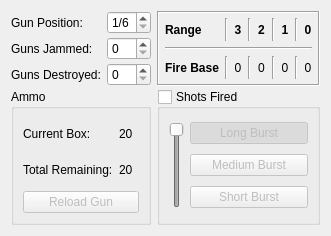
Old version of the form turn_logger/GunControls.ui in the repository wchamilton/CEManeuverLog.
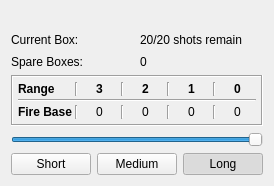
New version of the form.

Diff of the .ui file:
```diff
--- a/turn_logger/GunControls.ui
+++ b/turn_logger/GunControls.ui
@@ -6,98 +6,108 @@
    <rect>
     <x>0</x>
     <y>0</y>
-    <width>331</width>
-    <height>236</height>
+    <width>255</width>
+    <height>186</height>
    </rect>
   </property>
   <property name="windowTitle">
    <string>Form</string>
   </property>
-  <layout class="QGridLayout" name="gridLayout_4" columnstretch="0,0,1">
-   <property name="verticalSpacing">
-    <number>3</number>
-   </property>
-   <item row="3" column="2">
-    <widget class="QGroupBox" name="groupBox">
-     <property name="title">
-      <string>Shots Fired</string>
+  <layout class="QGridLayout" name="gridLayout">
+   <item row="4" column="0" colspan="4">
+    <widget class="QSlider" name="burst_len">
+     <property name="maximum">
+      <number>2</number>
      </property>
-     <property name="checkable">
-      <bool>true</bool>
+     <property name="pageStep">
+      <number>1</number>
      </property>
-     <property name="checked">
-      <bool>false</bool>
+     <property name="value">
+      <number>2</number>
      </property>
-     <layout class="QGridLayout" name="gridLayout_2">
-      <item row="2" column="1">
-       <widget class="QPushButton" name="short_burst_btn">
-        <property name="text">
-         <string>Short Burst</string>
-        </property>
-        <property name="checkable">
-         <bool>true</bool>
-        </property>
-        <attribute name="buttonGroup">
-         <string notr="true">buttonGroup</string>
-        </attribute>
-       </widget>
-      </item>
-      <item row="1" column="1">
-       <widget class="QPushButton" name="med_burst_btn">
-        <property name="text">
-         <string>Medium Burst</string>
-        </property>
-        <property name="checkable">
-         <bool>true</bool>
-        </property>
-        <attribute name="buttonGroup">
-         <string notr="true">buttonGroup</string>
-        </attribute>
-       </widget>
-      </item>
-      <item row="0" column="1">
-       <widget class="QPushButton" name="long_burst_btn">
-        <property name="text">
-         <string>Long Burst</string>
-        </property>
-        <property name="checkable">
-         <bool>true</bool>
-        </property>
-        <property name="checked">
-         <bool>true</bool>
-        </property>
-        <attribute name="buttonGroup">
-         <string notr="true">buttonGroup</string>
-        </attribute>
-       </widget>
-      </item>
-      <item row="0" column="0" rowspan="3">
-       <widget class="QSlider" name="burst_len">
-        <property name="maximum">
-         <number>2</number>
-        </property>
-        <property name="pageStep">
-         <number>1</number>
-        </property>
-        <property name="value">
-         <number>2</number>
-        </property>
-        <property name="orientation">
-         <enum>Qt::Vertical</enum>
-        </property>
-       </widget>
-      </item>
-     </layout>
+     <property name="orientation">
+      <enum>Qt::Horizontal</enum>
+     </property>
     </widget>
    </item>
    <item row="2" column="0">
-    <widget class="QLabel" name="label_18">
+    <widget class="QLabel" name="label_16">
      <property name="text">
-      <string>Guns Destroyed:</string>
+      <string>Spare Boxes:</string>
      </property>
     </widget>
    </item>
-   <item row="0" column="2" rowspan="3">
+   <item row="5" column="1" colspan="2">
+    <widget class="QPushButton" name="med_burst_btn">
+     <property name="text">
+      <string>Medium</string>
+     </property>
+     <property name="checkable">
+      <bool>true</bool>
+     </property>
+     <property name="autoExclusive">
+      <bool>true</bool>
+     </property>
+    </widget>
+   </item>
+   <item row="5" column="0">
+    <widget class="QPushButton" name="short_burst_btn">
+     <property name="text">
+      <string>Short</string>
+     </property>
+     <property name="checkable">
+      <bool>true</bool>
+     </property>
+     <property name="autoExclusive">
+      <bool>true</bool>
+     </property>
+    </widget>
+   </item>
+   <item row="1" column="0">
+    <widget class="QLabel" name="label_15">
+     <property name="text">
+      <string>Current Box:</string>
+     </property>
+    </widget>
+   </item>
+   <item row="5" column="3">
+    <widget class="QPushButton" name="long_burst_btn">
+     <property name="text">
+      <string>Long</string>
+     </property>
+     <property name="checkable">
+      <bool>true</bool>
+     </property>
+     <property name="checked">
+      <bool>true</bool>
+     </property>
+     <property name="autoExclusive">
+      <bool>true</bool>
+     </property>
+    </widget>
+   </item>
+   <item row="0" column="0" colspan="2">
+    <widget class="QLabel" name="label_14">
+     <property name="text">
+      <string>&lt;Weapon_Name&gt;</string>
+     </property>
+    </widget>
+   </item>
+   <item row="1" column="2" colspan="2">
+    <widget class="QLabel" name="ammo_box_current">
+     <property name="text">
+      <string>20/20 shots remain</string>
+     </property>
+    </widget>
+   </item>
+   <item row="2" column="2">
+    <widget class="QLabel" name="ammo_total">
+     <property name="text">
+      <string>0</string>
+     </property>
+    </widget>
+   </item>
+   <item row="3" column="0" colspan="4">
     <widget class="QFrame" name="frame">
      <property name="autoFillBackground">
       <bool>true</bool>
@@ -108,21 +118,31 @@
      <property name="frameShadow">
       <enum>QFrame::Sunken</enum>
      </property>
-     <layout class="QGridLayout" name="gridLayout_3">
+     <layout class="QGridLayout" name="gridLayout_4">
       <property name="leftMargin">
-       <number>6</number>
+       <number>5</number>
       </property>
       <property name="topMargin">
        <number>5</number>
       </property>
       <property name="rightMargin">
-       <number>6</number>
+       <number>5</number>
       </property>
       <property name="bottomMargin">
        <number>5</number>
       </property>
+      <property name="spacing">
+       <number>3</number>
+      </property>
+      <item row="2" column="3">
+       <widget class="Line" name="line_20">
+        <property name="orientation">
+         <enum>Qt::Vertical</enum>
+        </property>
+       </widget>
+      </item>
       <item row="0" column="0">
-       <widget class="QLabel" name="label_3">
+       <widget class="QLabel" name="label_4">
         <property name="font">
          <font>
           <weight>75</weight>
@@ -134,100 +154,15 @@
         </property>
        </widget>
       </item>
-      <item row="0" column="1">
-       <widget class="Line" name="line_2">
+      <item row="1" column="0" colspan="9">
+       <widget class="Line" name="line_6">
         <property name="orientation">
-         <enum>Qt::Vertical</enum>
-        </property>
-       </widget>
-      </item>
-      <item row="0" column="2">
-       <widget class="QLabel" name="label_5">
-        <property name="font">
-         <font>
-          <weight>75</weight>
-          <bold>true</bold>
-         </font>
-        </property>
-        <property name="text">
-         <string>3</string>
-        </property>
-        <property name="alignment">
-         <set>Qt::AlignCenter</set>
-        </property>
-       </widget>
-      </item>
-      <item row="0" column="3">
-       <widget class="Line" name="line_7">
-        <property name="orientation">
-         <enum>Qt::Vertical</enum>
-        </property>
-       </widget>
-      </item>
-      <item row="0" column="4">
-       <widget class="QLabel" name="label_6">
-        <property name="font">
-         <font>
-          <weight>75</weight>
-          <bold>true</bold>
-         </font>
-        </property>
-        <property name="text">
-         <string>2</string>
-        </property>
-        <property name="alignment">
-         <set>Qt::AlignCenter</set>
-        </property>
-       </widget>
-      </item>
-      <item row="0" column="5">
-       <widget class="Line" name="line_11">
-        <property name="orientation">
-         <enum>Qt::Vertical</enum>
-        </property>
-       </widget>
-      </item>
-      <item row="0" column="6">
-       <widget class="QLabel" name="label_7">
-        <property name="font">
-         <font>
-          <weight>75</weight>
-          <bold>true</bold>
-         </font>
-        </property>
-        <property name="text">
-         <string>1</string>
-        </property>
-        <property name="alignment">
-         <set>Qt::AlignCenter</set>
-        </property>
-       </widget>
-      </item>
-      <item row="0" column="7">
-       <widget class="Line" name="line_12">
-        <property name="orientation">
-         <enum>Qt::Vertical</enum>
-        </property>
-       </widget>
-      </item>
-      <item row="0" column="8">
-       <widget class="QLabel" name="label_11">
-        <property name="font">
-         <font>
-          <weight>75</weight>
-          <bold>true</bold>
-         </font>
-        </property>
-        <property name="text">
-         <string>0</string>
-        </property>
-        <property name="alignment">
-         <set>Qt::AlignCenter</set>
+         <enum>Qt::Horizontal</enum>
         </property>
        </widget>
       </item>
       <item row="2" column="0">
-       <widget class="QLabel" name="label">
+       <widget class="QLabel" name="label_13">
         <property name="font">
          <font>
           <weight>75</weight>
@@ -239,8 +174,28 @@
         </property>
        </widget>
       </item>
-      <item row="2" column="2">
-       <widget class="QLabel" name="fire_base_3">
+      <item row="2" column="5">
+       <widget class="Line" name="line_21">
+        <property name="orientation">
+         <enum>Qt::Vertical</enum>
+        </property>
+       </widget>
+      </item>
+      <item row="0" column="7">
+       <widget class="Line" name="line_18">
+        <property name="orientation">
+         <enum>Qt::Vertical</enum>
+        </property>
+       </widget>
+      </item>
+      <item row="0" column="8">
+       <widget class="QLabel" name="label_12">
+        <property name="font">
+         <font>
+          <weight>75</weight>
+          <bold>true</bold>
+         </font>
+        </property>
         <property name="text">
          <string>0</string>
         </property>
@@ -249,6 +204,32 @@
         </property>
        </widget>
       </item>
+      <item row="2" column="8">
+       <widget class="QLabel" name="fire_base_0">
+        <property name="text">
+         <string>0</string>
+        </property>
+        <property name="alignment">
+         <set>Qt::AlignCenter</set>
+        </property>
+       </widget>
+      </item>
+      <item row="0" column="2">
+       <widget class="QLabel" name="label_8">
+        <property name="font">
+         <font>
+          <weight>75</weight>
+          <bold>true</bold>
+         </font>
+        </property>
+        <property name="text">
+         <string>3</string>
+        </property>
+        <property name="alignment">
+         <set>Qt::AlignCenter</set>
+        </property>
+       </widget>
+      </item>
       <item row="2" column="4">
        <widget class="QLabel" name="fire_base_2">
         <property name="text">
@@ -259,6 +240,46 @@
         </property>
        </widget>
       </item>
+      <item row="2" column="2">
+       <widget class="QLabel" name="fire_base_3">
+        <property name="text">
+         <string>0</string>
+        </property>
+        <property name="alignment">
+         <set>Qt::AlignCenter</set>
+        </property>
+       </widget>
+      </item>
+      <item row="0" column="4">
+       <widget class="QLabel" name="label_9">
+        <property name="font">
+         <font>
+          <weight>75</weight>
+          <bold>true</bold>
+         </font>
+        </property>
+        <property name="text">
+         <string>2</string>
+        </property>
+        <property name="alignment">
+         <set>Qt::AlignCenter</set>
+        </property>
+       </widget>
+      </item>
+      <item row="2" column="1">
+       <widget class="Line" name="line_19">
+        <property name="orientation">
+         <enum>Qt::Vertical</enum>
+        </property>
+       </widget>
+      </item>
+      <item row="2" column="7">
+       <widget class="Line" name="line_22">
+        <property name="orientation">
+         <enum>Qt::Vertical</enum>
+        </property>
+       </widget>
+      </item>
       <item row="2" column="6">
        <widget class="QLabel" name="fire_base_1">
         <property name="text">
@@ -269,145 +290,46 @@
         </property>
        </widget>
       </item>
-      <item row="2" column="8">
-       <widget class="QLabel" name="fire_base_0">
+      <item row="0" column="1">
+       <widget class="Line" name="line_5">
+        <property name="orientation">
+         <enum>Qt::Vertical</enum>
+        </property>
+       </widget>
+      </item>
+      <item row="0" column="3">
+       <widget class="Line" name="line_8">
+        <property name="orientation">
+         <enum>Qt::Vertical</enum>
+        </property>
+       </widget>
+      </item>
+      <item row="0" column="6">
+       <widget class="QLabel" name="label_10">
+        <property name="font">
+         <font>
+          <weight>75</weight>
+          <bold>true</bold>
+         </font>
+        </property>
         <property name="text">
-         <string>0</string>
+         <string>1</string>
         </property>
         <property name="alignment">
          <set>Qt::AlignCenter</set>
         </property>
        </widget>
       </item>
-      <item row="2" column="1">
-       <widget class="Line" name="line_13">
+      <item row="0" column="5">
+       <widget class="Line" name="line_17">
         <property name="orientation">
          <enum>Qt::Vertical</enum>
         </property>
        </widget>
       </item>
-      <item row="2" column="3">
-       <widget class="Line" name="line_14">
-        <property name="orientation">
-         <enum>Qt::Vertical</enum>
-        </property>
-       </widget>
-      </item>
-      <item row="2" column="5">
-       <widget class="Line" name="line_15">
-        <property name="orientation">
-         <enum>Qt::Vertical</enum>
-        </property>
-       </widget>
-      </item>
-      <item row="2" column="7">
-       <widget class="Line" name="line_16">
-        <property name="orientation">
-         <enum>Qt::Vertical</enum>
-        </property>
-       </widget>
-      </item>
-      <item row="1" column="0" colspan="9">
-       <widget class="Line" name="line">
-        <property name="orientation">
-         <enum>Qt::Horizontal</enum>
-        </property>
-       </widget>
-      </item>
      </layout>
     </widget>
    </item>
-   <item row="0" column="1">
-    <widget class="QSpinBox" name="guns_destroyed_cmb_2">
-     <property name="suffix">
-      <string>/6</string>
-     </property>
-     <property name="minimum">
-      <number>1</number>
-     </property>
-     <property name="maximum">
-      <number>6</number>
-     </property>
-    </widget>
-   </item>
-   <item row="3" column="0" colspan="2">
-    <widget class="QGroupBox" name="groupBox_2">
-     <property name="title">
-      <string>Ammo</string>
-     </property>
-     <layout class="QGridLayout" name="gridLayout">
-      <item row="0" column="0">
-       <widget class="QLabel" name="label_4">
-        <property name="text">
-         <string>Current Box:</string>
-        </property>
-       </widget>
-      </item>
-      <item row="0" column="1">
-       <widget class="QLabel" name="ammo_box_current">
-        <property name="text">
-         <string>20</string>
-        </property>
-       </widget>
-      </item>
-      <item row="1" column="0">
-       <widget class="QLabel" name="label_9">
-        <property name="text">
-         <string>Total Remaining:</string>
-        </property>
-       </widget>
-      </item>
-      <item row="1" column="1">
-       <widget class="QLabel" name="ammo_total">
-        <property name="text">
-         <string>20</string>
-        </property>
-       </widget>
-      </item>
-      <item row="2" column="0" colspan="2">
-       <widget class="QPushButton" name="reload_btn">
-        <property name="enabled">
-         <bool>false</bool>
-        </property>
-        <property name="text">
-         <string>Reload Gun</string>
-        </property>
-        <property name="checkable">
-         <bool>true</bool>
-        </property>
-       </widget>
-      </item>
-     </layout>
-    </widget>
-   </item>
-   <item row="2" column="1">
-    <widget class="QSpinBox" name="guns_destroyed_cmb">
-     <property name="maximum">
-      <number>1</number>
-     </property>
-    </widget>
-   </item>
-   <item row="1" column="1">
-    <widget class="QSpinBox" name="guns_jammed_cmb">
-     <property name="maximum">
-      <number>1</number>
-     </property>
-    </widget>
-   </item>
-   <item row="1" column="0">
-    <widget class="QLabel" name="label_10">
-     <property name="text">
-      <string>Guns Jammed:</string>
-     </property>
-    </widget>
-   </item>
-   <item row="0" column="0">
-    <widget class="QLabel" name="label_19">
-     <property name="text">
-      <string>Gun Position:</string>
-     </property>
-    </widget>
-   </item>
   </layout>
  </widget>
  <resources/>
```
Left out of the diff: 5 changed lines with no effect on the pictures.
